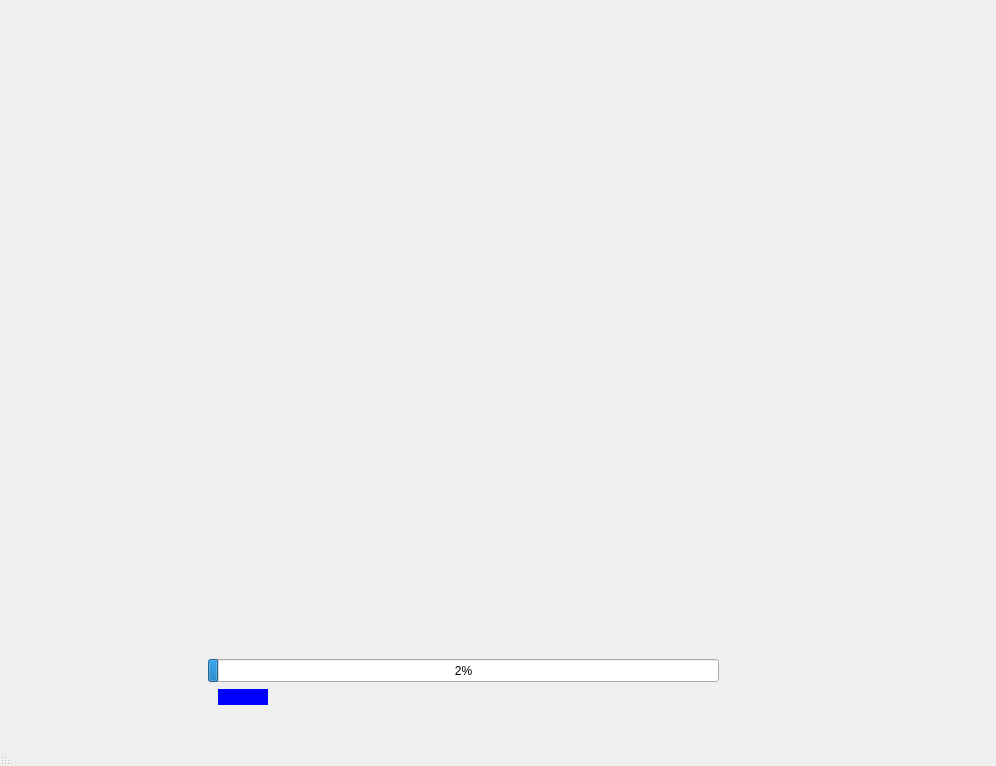
First picture: the form in frontend/main_page.ui, repository incremen/CyberMusicStreaming, before the edit.
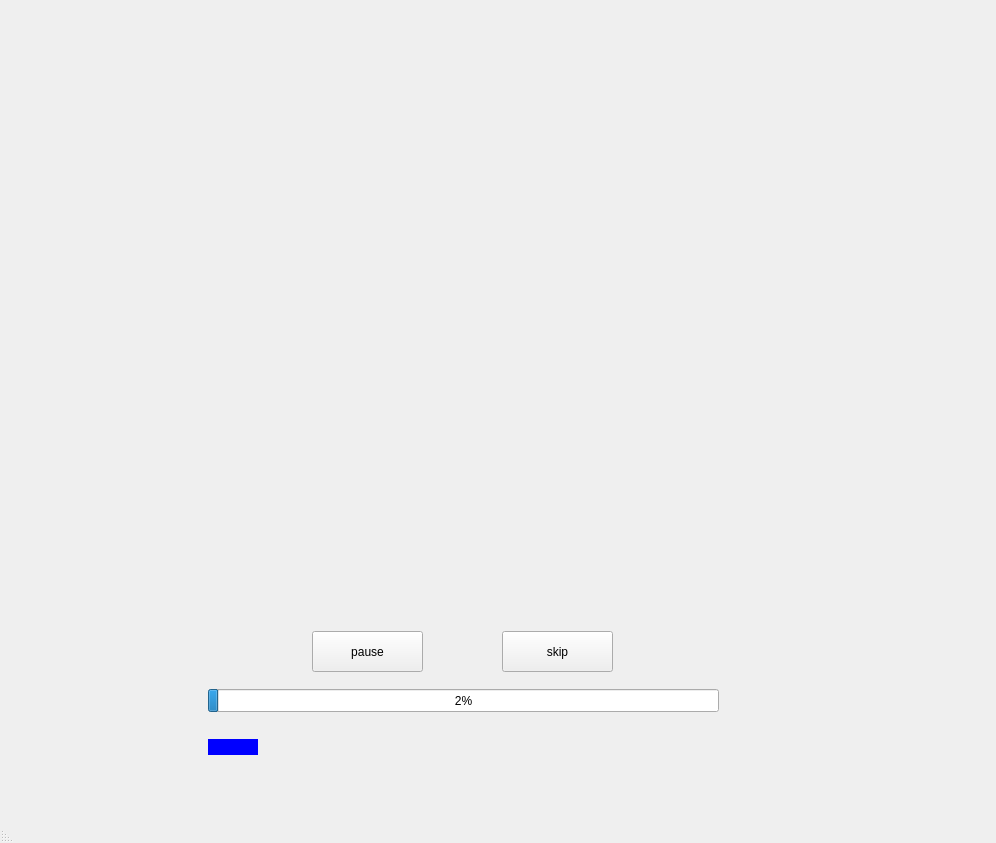
Second picture: the form after the edit.

Commit message: implemented pause btn

Patch:
```diff
--- a/frontend/main_page.ui
+++ b/frontend/main_page.ui
@@ -7,7 +7,7 @@
     <x>0</x>
     <y>0</y>
     <width>996</width>
-    <height>766</height>
+    <height>843</height>
    </rect>
   </property>
   <property name="sizePolicy">
@@ -63,7 +63,7 @@
        <property name="geometry">
         <rect>
          <x>160</x>
-         <y>650</y>
+         <y>680</y>
          <width>511</width>
          <height>23</height>
         </rect>
@@ -78,8 +78,8 @@
       <widget class="QScrollBar" name="horizontalScrollBar">
        <property name="geometry">
         <rect>
-         <x>160</x>
-         <y>680</y>
+         <x>150</x>
+         <y>730</y>
          <width>551</width>
          <height>16</height>
         </rect>
@@ -118,6 +118,32 @@
         <bool>false</bool>
        </property>
       </widget>
+      <widget class="QPushButton" name="pause_btn">
+       <property name="geometry">
+        <rect>
+         <x>264</x>
+         <y>622</y>
+         <width>111</width>
+         <height>41</height>
+        </rect>
+       </property>
+       <property name="text">
+        <string>pause</string>
+       </property>
+      </widget>
+      <widget class="QPushButton" name="skip_btn">
+       <property name="geometry">
+        <rect>
+         <x>454</x>
+         <y>622</y>
+         <width>111</width>
+         <height>41</height>
+        </rect>
+       </property>
+       <property name="text">
+        <string>skip</string>
+       </property>
+      </widget>
      </widget>
     </item>
     <item>
```
The commit also changes 4 other files.
